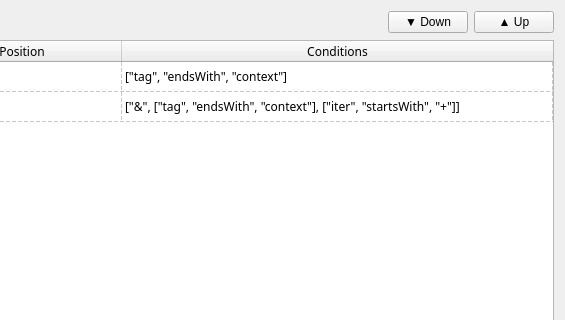
The window that designer/script_tab.ui (hgiesel/anki_asset_manager) describes before a commit, drawn with Qt 5; both pictures show x 690 to 1255 and y 0 to 320 of the 1255 by 537 pixel window.
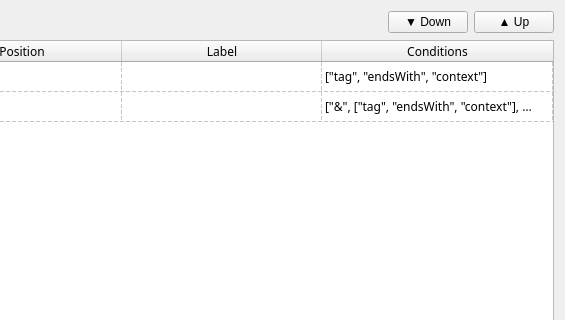
The same window after the commit.

Commit message: Make label visible in gui

```diff
--- a/designer/script_tab.ui
+++ b/designer/script_tab.ui
@@ -108,6 +108,11 @@
        <string>Position</string>
       </property>
      </column>
+     <column>
+      <property name="text">
+       <string>Label</string>
+      </property>
+     </column>
      <column>
       <property name="text">
        <string>Conditions</string>
@@ -128,7 +133,7 @@
        <string>✗</string>
       </property>
      </item>
-     <item row="0" column="4">
+     <item row="0" column="5">
       <property name="text">
        <string>[&quot;tag&quot;, &quot;endsWith&quot;, &quot;context&quot;]</string>
       </property>
@@ -148,7 +153,7 @@
        <string>no</string>
       </property>
      </item>
-     <item row="1" column="4">
+     <item row="1" column="5">
       <property name="text">
        <string>[&quot;&amp;&quot;, [&quot;tag&quot;, &quot;endsWith&quot;, &quot;context&quot;], [&quot;iter&quot;, &quot;startsWith&quot;, &quot;+&quot;]]</string>
       </property>
```
Left out of the diff: 118 changed lines with no effect on the pictures. The commit also changes 1 other file.
